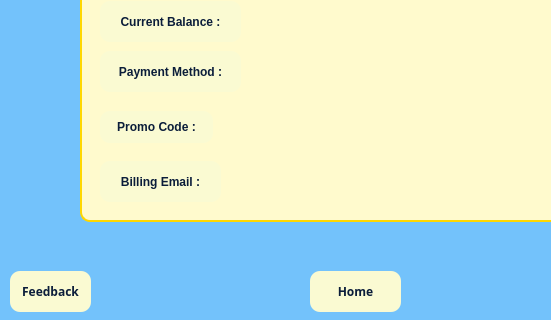
Above: UI_Files/Student_Dialog_Wallet.ui from sakotiya/SPARTANRIDESJSU before the change; both pictures show x 0 to 551 and y 319 to 639 of the 707 by 639 pixel window. Below: the same form after it.
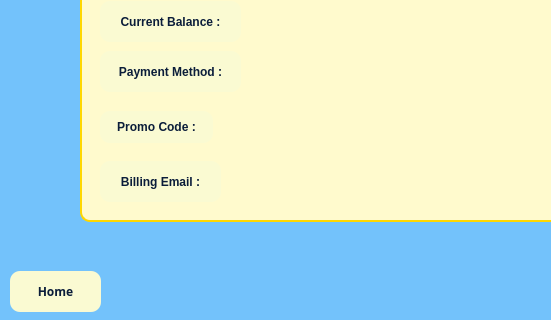
That is the form after the change. Icons and pictures are not drawn.

```diff
--- a/UI_Files/Student_Dialog_Wallet.ui
+++ b/UI_Files/Student_Dialog_Wallet.ui
@@ -269,39 +269,6 @@
     </property>
    </widget>
   </widget>
-  <widget class="QPushButton" name="Feedback">
-   <property name="geometry">
-    <rect>
-     <x>10</x>
-     <y>590</y>
-     <width>81</width>
-     <height>41</height>
-    </rect>
-   </property>
-   <property name="font">
-    <font>
-     <family>Segoe UI,sans-serif</family>
-     <weight>75</weight>
-     <bold>true</bold>
-    </font>
-   </property>
-   <property name="styleSheet">
-    <string notr="true">QPushButton {
-    background-color: #FAFAD2; /* Gold */
-    color: #0B1D3A;
-    border: none;
-    border-radius: 10px;
-    padding: 10px;
-    font-weight: bold;
-}
-QPushButton:hover {
-    background-color: #FAFAD2;
-}</string>
-   </property>
-   <property name="text">
-    <string>Feedback</string>
-   </property>
-  </widget>
   <widget class="QPushButton" name="SignOutButton">
    <property name="geometry">
     <rect>
@@ -560,7 +527,7 @@
   <widget class="QPushButton" name="HomeButton">
    <property name="geometry">
     <rect>
-     <x>310</x>
+     <x>10</x>
      <y>590</y>
      <width>91</width>
      <height>41</height>
```
Left out of the diff: 28 changed lines with no effect on the pictures.
